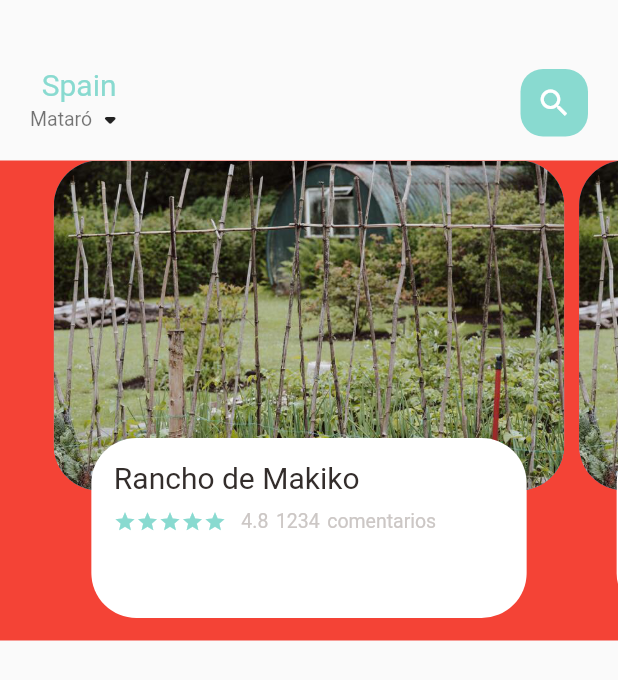
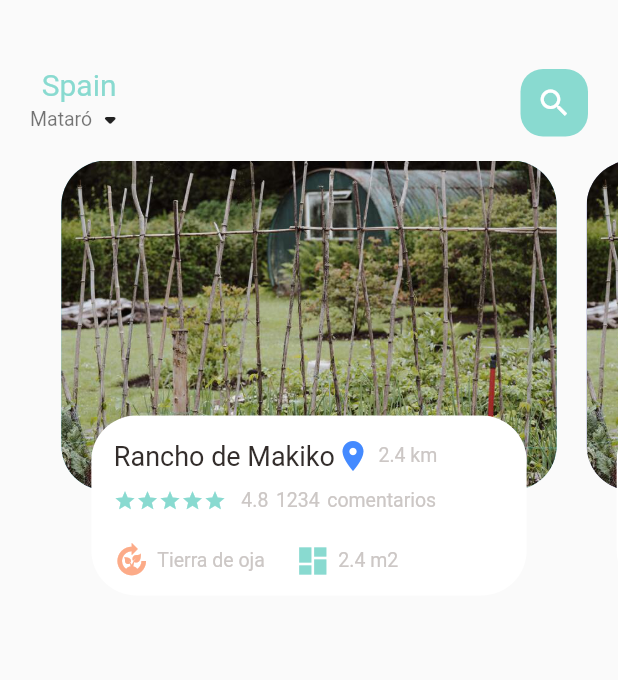
Before and after one commit to GitRockie/farmee, a Flutter app: the screen it shows after launch, on a phone screen of 412 x 824 dp. Shown: the top 680 px of the screen. Run offline on Flutter 3.47's test engine with Material 2 defaults, Android fonts, the phone set to English and light mode, and no system bars.

Commit message:
FarmPage Body Card
Reusable IconAndText Widget
Calling Widget from FarmBody

```diff
--- a/lib/home/farms_page_body.dart
+++ b/lib/home/farms_page_body.dart
@@ -1,5 +1,6 @@
 import 'package:farmee_app/utils/colors.dart';
 import 'package:farmee_app/widgets/big_text.dart';
+import 'package:farmee_app/widgets/icon_and_text.dart';
 import 'package:farmee_app/widgets/small_text.dart';
 import 'package:flutter/material.dart';
 
@@ -15,7 +16,7 @@ class _FarmsPageBodyState extends State<FarmsPageBody> {
   @override
   Widget build(BuildContext context) {
     return Container(
-      color: Colors.red,
+      //color: Colors.red,
       height: 320,
       child: PageView.builder(
           controller: pageController,
@@ -31,7 +32,7 @@ class _FarmsPageBodyState extends State<FarmsPageBody> {
       children: [
         Container(
             height: 220,
-            margin: const EdgeInsets.only(left: 5, right: 5),
+            margin: const EdgeInsets.only(left: 10, right: 10),
             decoration: BoxDecoration(
                 borderRadius: BorderRadius.circular(30),
                 color: index.isEven
@@ -44,7 +45,7 @@ class _FarmsPageBodyState extends State<FarmsPageBody> {
           alignment: Alignment.bottomCenter,
           child: Container(
             height: 120,
-            margin: const EdgeInsets.only(left: 30, right: 30, bottom: 15),
+            margin: const EdgeInsets.only(left: 30, right: 30, bottom: 30),
             decoration: BoxDecoration(
                 borderRadius: BorderRadius.circular(30), color: Colors.white),
             child: Container(
@@ -52,9 +53,26 @@ class _FarmsPageBodyState extends State<FarmsPageBody> {
               child: Column(
                 crossAxisAlignment: CrossAxisAlignment.start,
                 children: [
-                  BigText(text: 'Rancho de Makiko'),
+                  SingleChildScrollView(
+                    scrollDirection: Axis.horizontal,
+                    child: Row(
+                      children: [
+                        BigText(
+                          text: 'Rancho de Makiko',
+                          size: 18,
+                        ),
+                        const IconAndText(
+                          icon: Icons.location_on,
+                          iconColor: Colors.blueAccent,
+                          text: '2.4 km',
+                        ),
+                      ],
+                    ),
+                  ),
                   const SizedBox(height: 10),
-                  Row(
+                  SingleChildScrollView(
+                    scrollDirection: Axis.horizontal,
+                    child: Row(
                       mainAxisAlignment: MainAxisAlignment.start,
                       children: [
                         Wrap(
@@ -83,6 +101,30 @@ class _FarmsPageBodyState extends State<FarmsPageBody> {
                         ),
                         SmallText(text: 'comentarios')
                       ],
+                    ),
+                  ),
+                  const SizedBox(
+                    height: 20,
+                  ),
+                  Row(
+                    children: const [
+                      IconAndText(
+                        icon: Icons.compost,
+                        iconColor: AppColors.iconColor2,
+                        text: 'Tierra de oja',
+                      ),
+                      SizedBox(
+                        width: 5,
+                      ),
+                      SizedBox(
+                        width: 15,
+                      ),
+                      IconAndText(
+                        icon: Icons.dashboard,
+                        iconColor: AppColors.mainColor,
+                        text: '2.4 m2',
+                      ),
+                    ],
                   )
                 ],
               ),
--- /dev/null
+++ b/lib/widgets/icon_and_text.dart
@@ -0,0 +1,32 @@
+import 'package:farmee_app/widgets/small_text.dart';
+import 'package:flutter/material.dart';
+
+class IconAndText extends StatelessWidget {
+  final IconData icon;
+  final String text;
+
+  final Color iconColor;
+  const IconAndText(
+      {super.key,
+      required this.icon,
+      required this.text,
+      required this.iconColor});
+
+  @override
+  Widget build(BuildContext context) {
+    return Row(
+      children: [
+        Icon(
+          icon,
+          color: iconColor,
+        ),
+        const SizedBox(
+          width: 5,
+        ),
+        SmallText(
+          text: text,
+        )
+      ],
+    );
+  }
+}
```
Lines whose indentation alone changed are shown as unchanged.
